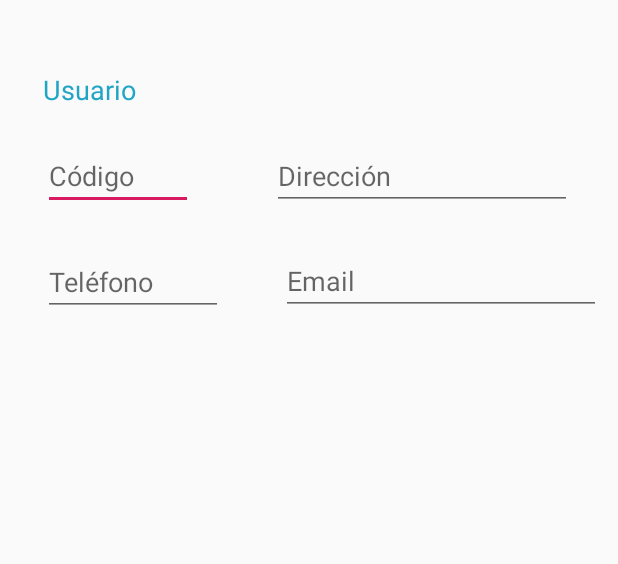
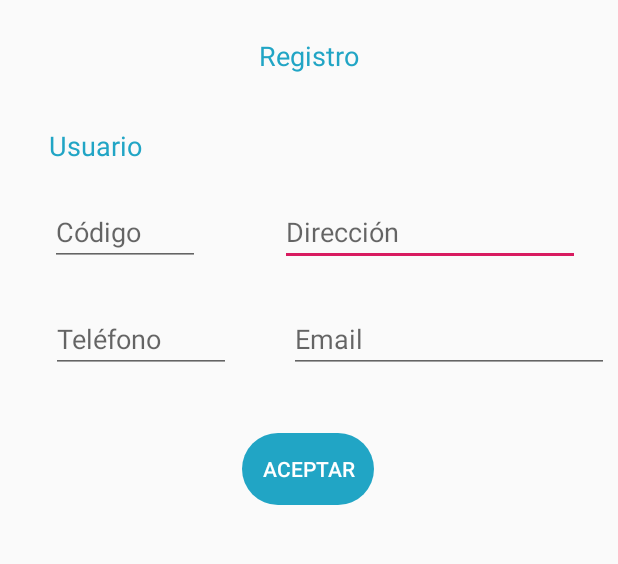
Before and after one commit to mikels111/Desayunos, an Android app: the Actividad_4 screen opened directly, with no data from a screen before it, on a phone screen of 412 x 824 dp, the part 84-648 px from its top. Run offline under Robolectric (Android 15) with nearby library versions, the phone set to English and light mode, and no system bars.

```diff
--- /dev/null
+++ b/app/src/main/res/drawable/bordes_redondos.xml
@@ -0,0 +1,9 @@
+<?xml version="1.0" encoding="utf-8"?>
+<shape xmlns:android="http://schemas.android.com/apk/res/android" android:shape="rectangle">
+    <solid android:color="#21A5C5"/>
+
+    <stroke android:width="0dp"
+        android:color="#ff000000"/>
+
+    <corners android:radius="90px"/>
+</shape>
--- a/app/src/main/res/layout/activity_actividad_4.xml
+++ b/app/src/main/res/layout/activity_actividad_4.xml
@@ -5,6 +5,34 @@
     android:layout_width="match_parent"
     android:layout_height="match_parent"
     tools:context=".Actividad_4">
+
+    <EditText
+        android:id="@+id/editDireccion"
+        android:layout_width="200dp"
+        android:layout_height="wrap_content"
+        android:ems="10"
+        android:hint="Dirección"
+        android:inputType="textPersonName"
+        app:layout_constraintBottom_toBottomOf="parent"
+        app:layout_constraintEnd_toEndOf="parent"
+        app:layout_constraintHorizontal_bias="0.881"
+        app:layout_constraintStart_toStartOf="parent"
+        app:layout_constraintTop_toTopOf="parent"
+        app:layout_constraintVertical_bias="0.183" />
+
+    <EditText
+        android:id="@+id/editEmail"
+        android:layout_width="wrap_content"
+        android:layout_height="wrap_content"
+        android:ems="10"
+        android:hint="Email "
+        android:inputType="textPersonName"
+        app:layout_constraintBottom_toBottomOf="parent"
+        app:layout_constraintEnd_toEndOf="parent"
+        app:layout_constraintHorizontal_bias="0.969"
+        app:layout_constraintStart_toStartOf="parent"
+        app:layout_constraintTop_toTopOf="parent"
+        app:layout_constraintVertical_bias="0.281" />
 
     <TextView
         android:id="@+id/textView21"
@@ -15,10 +43,10 @@
         android:textSize="18sp"
         app:layout_constraintBottom_toBottomOf="parent"
         app:layout_constraintEnd_toEndOf="parent"
-        app:layout_constraintHorizontal_bias="0.081"
+        app:layout_constraintHorizontal_bias="0.094"
         app:layout_constraintStart_toStartOf="parent"
         app:layout_constraintTop_toTopOf="parent"
-        app:layout_constraintVertical_bias="0.064" />
+        app:layout_constraintVertical_bias="0.114" />
 
     <EditText
         android:id="@+id/editCodigo"
@@ -29,24 +57,10 @@
         android:inputType="textPersonName"
         app:layout_constraintBottom_toBottomOf="parent"
         app:layout_constraintEnd_toEndOf="parent"
-        app:layout_constraintHorizontal_bias="0.091"
+        app:layout_constraintHorizontal_bias="0.106"
         app:layout_constraintStart_toStartOf="parent"
         app:layout_constraintTop_toTopOf="parent"
-        app:layout_constraintVertical_bias="0.131" />
-
-    <EditText
-        android:id="@+id/editDireccion"
-        android:layout_width="200dp"
-        android:layout_height="wrap_content"
-        android:ems="10"
-        android:hint="Dirección"
-        android:inputType="textPersonName"
-        app:layout_constraintBottom_toBottomOf="parent"
-        app:layout_constraintEnd_toEndOf="parent"
-        app:layout_constraintHorizontal_bias="0.854"
-        app:layout_constraintStart_toStartOf="parent"
-        app:layout_constraintTop_toTopOf="parent"
-        app:layout_constraintVertical_bias="0.131" />
+        app:layout_constraintVertical_bias="0.183" />
 
     <EditText
         android:id="@+id/editTelefono"
@@ -57,22 +71,36 @@
         android:inputType="textPersonName"
         app:layout_constraintBottom_toBottomOf="parent"
         app:layout_constraintEnd_toEndOf="parent"
-        app:layout_constraintHorizontal_bias="0.098"
+        app:layout_constraintHorizontal_bias="0.116"
         app:layout_constraintStart_toStartOf="parent"
         app:layout_constraintTop_toTopOf="parent"
-        app:layout_constraintVertical_bias="0.229" />
+        app:layout_constraintVertical_bias="0.281" />
 
-    <EditText
-        android:id="@+id/editEmail"
+    <TextView
+        android:id="@+id/textView26"
         android:layout_width="wrap_content"
         android:layout_height="wrap_content"
-        android:ems="10"
-        android:hint="Email "
-        android:inputType="textPersonName"
+        android:text="Registro"
+        android:textColor="#21A5C5"
+        android:textSize="18sp"
         app:layout_constraintBottom_toBottomOf="parent"
         app:layout_constraintEnd_toEndOf="parent"
-        app:layout_constraintHorizontal_bias="0.942"
         app:layout_constraintStart_toStartOf="parent"
         app:layout_constraintTop_toTopOf="parent"
-        app:layout_constraintVertical_bias="0.228" />
+        app:layout_constraintVertical_bias="0.033" />
+
+    <Button
+        android:id="@+id/button"
+        android:layout_width="wrap_content"
+        android:layout_height="wrap_content"
+        android:background="@drawable/bordes_redondos"
+        android:text="Aceptar"
+        android:textColor="#FFFFFF"
+        app:layout_constraintBottom_toBottomOf="parent"
+        app:layout_constraintEnd_toEndOf="parent"
+        app:layout_constraintHorizontal_bias="0.498"
+        app:layout_constraintStart_toStartOf="parent"
+        app:layout_constraintTop_toTopOf="parent"
+        app:layout_constraintVertical_bias="0.401" />
+
 </androidx.constraintlayout.widget.ConstraintLayout>
```
Also changed, not shown: app/src/main/java/com/example/desayunoscebanc/Actividad_3.java (+12 -1 lines), app/src/main/java/com/example/desayunoscebanc/Producto.java (added, +39 -0 lines), app/src/main/java/com/example/desayunoscebanc/ProductoListAdapter.java (added, +49 -0 lines), app/src/main/res/layout/producto_adaptador.xml (added, +36 -0 lines).
